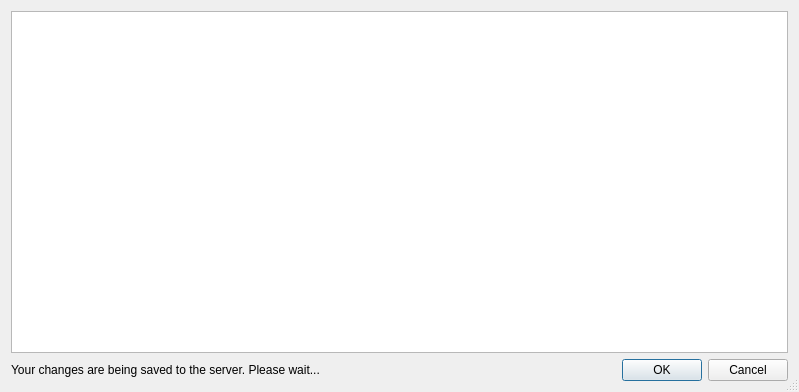
Old version of the form FWAdminLib/vppv2/VPPTokenAccessControlDlg.ui in the repository fw-dev/translations.
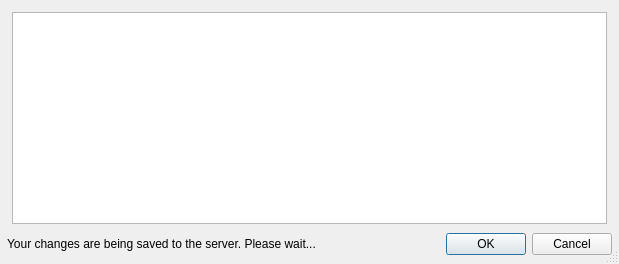
New version of the form. Custom widgets are drawn as their Qt base class.

```diff
--- a/FWAdminLib/vppv2/VPPTokenAccessControlDlg.ui
+++ b/FWAdminLib/vppv2/VPPTokenAccessControlDlg.ui
@@ -6,8 +6,8 @@
    <rect>
     <x>0</x>
     <y>0</y>
-    <width>799</width>
-    <height>392</height>
+    <width>619</width>
+    <height>264</height>
    </rect>
   </property>
   <property name="windowTitle">
@@ -19,7 +19,55 @@
   <property name="modal">
    <bool>true</bool>
   </property>
+  <layout class="QVBoxLayout" name="verticalLayout_2">
+   <property name="spacing">
+    <number>0</number>
+   </property>
+   <property name="leftMargin">
+    <number>0</number>
+   </property>
+   <property name="topMargin">
+    <number>0</number>
+   </property>
+   <property name="rightMargin">
+    <number>0</number>
+   </property>
+   <property name="bottomMargin">
+    <number>0</number>
+   </property>
+   <item>
+    <widget class="QWidget" name="widget_2" native="true">
+     <layout class="QVBoxLayout" name="verticalLayout_3">
+      <property name="spacing">
+       <number>0</number>
+      </property>
+      <property name="leftMargin">
+       <number>7</number>
+      </property>
+      <property name="topMargin">
+       <number>5</number>
+      </property>
+      <property name="rightMargin">
+       <number>7</number>
+      </property>
+      <property name="bottomMargin">
+       <number>0</number>
+      </property>
+      <item>
+       <widget class="QWidget" name="widget" native="true">
   <layout class="QVBoxLayout" name="verticalLayout">
+         <property name="leftMargin">
+          <number>5</number>
+         </property>
+         <property name="topMargin">
+          <number>7</number>
+         </property>
+         <property name="rightMargin">
+          <number>5</number>
+         </property>
+         <property name="bottomMargin">
+          <number>0</number>
+         </property>
    <item>
     <widget class="StyledTreeView" name="vppAccessControlView">
      <property name="selectionMode">
@@ -33,8 +81,18 @@
      </property>
     </widget>
    </item>
+        </layout>
+       </widget>
+      </item>
    <item>
+       <widget class="QWidget" name="widgetButtonBox" native="true">
     <layout class="QHBoxLayout" name="horizontalLayout_2">
+         <property name="leftMargin">
+          <number>0</number>
+         </property>
+         <property name="rightMargin">
+          <number>0</number>
+         </property>
      <item>
       <widget class="QWidget" name="progressWidget" native="true">
        <layout class="QHBoxLayout" name="horizontalLayout">
@@ -93,21 +151,25 @@
       </widget>
      </item>
     </layout>
+       </widget>
+      </item>
+     </layout>
+    </widget>
    </item>
   </layout>
  </widget>
  <customwidgets>
+  <customwidget>
+   <class>StyledTreeView</class>
+   <extends>QTreeView</extends>
+   <header>FileWaveGuiLib/styledviews/styledtreeview.h</header>
+  </customwidget>
   <customwidget>
    <class>CircularProgressIndicator</class>
    <extends>QWidget</extends>
    <header>FileWaveGuiLib/circularprogressindicator.h</header>
    <container>1</container>
   </customwidget>
-  <customwidget>
-   <class>StyledTreeView</class>
-   <extends>QTreeView</extends>
-   <header>FileWaveGuiLib/styledviews/styledtreeview.h</header>
-  </customwidget>
  </customwidgets>
  <resources/>
  <connections>
```
Lines whose indentation alone changed are shown as unchanged.
